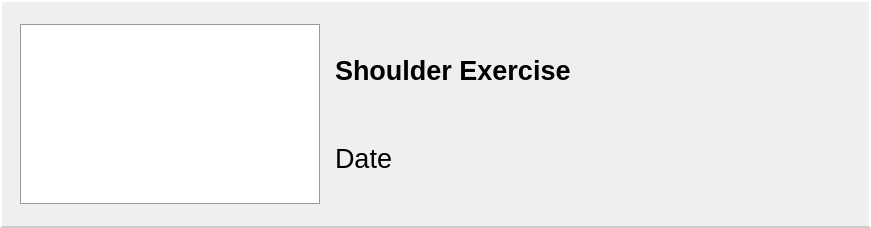
Above: copyclare/ui/history_card.ui from MotionInput/Team14-CopyClare before the change. Below: the same form after it.
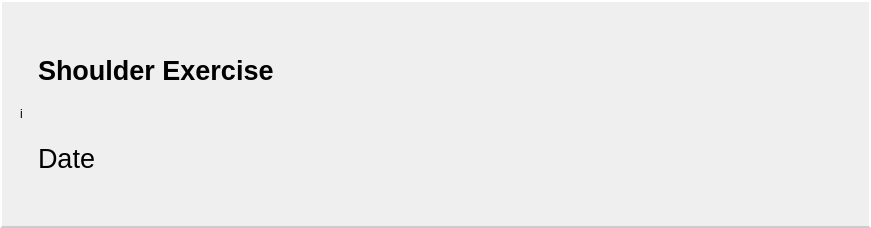
That is the form after the change. Icons and pictures are not drawn.

Commit message: feat: changed accuracy color

The edit to the form file:
```diff
--- a/copyclare/ui/history_card.ui
+++ b/copyclare/ui/history_card.ui
@@ -29,22 +29,9 @@
      </property>
      <layout class="QHBoxLayout" name="horizontalLayout">
       <item>
-       <widget class="QGraphicsView" name="graphicsView">
-        <property name="minimumSize">
-         <size>
-          <width>0</width>
-          <height>180</height>
-         </size>
-        </property>
-        <property name="maximumSize">
-         <size>
-          <width>300</width>
-          <height>180</height>
-         </size>
-        </property>
-        <property name="styleSheet">
-         <string notr="true">border: 1px solid;
-border-color: rgb(153, 153, 153);</string>
+       <widget class="QLabel" name="exercise_img">
+        <property name="text">
+         <string>i</string>
         </property>
        </widget>
       </item>
@@ -106,6 +93,19 @@
      </layout>
     </widget>
    </item>
+   <item>
+    <spacer name="horizontalSpacer">
+     <property name="orientation">
+      <enum>Qt::Horizontal</enum>
+     </property>
+     <property name="sizeHint" stdset="0">
+      <size>
+       <width>40</width>
+       <height>20</height>
+      </size>
+     </property>
+    </spacer>
+   </item>
    <item>
     <widget class="QPushButton" name="analysis_button">
      <property name="styleSheet">
```
Left out of the diff: 4 changed lines with no effect on the pictures. The commit also changes 4 other files.
